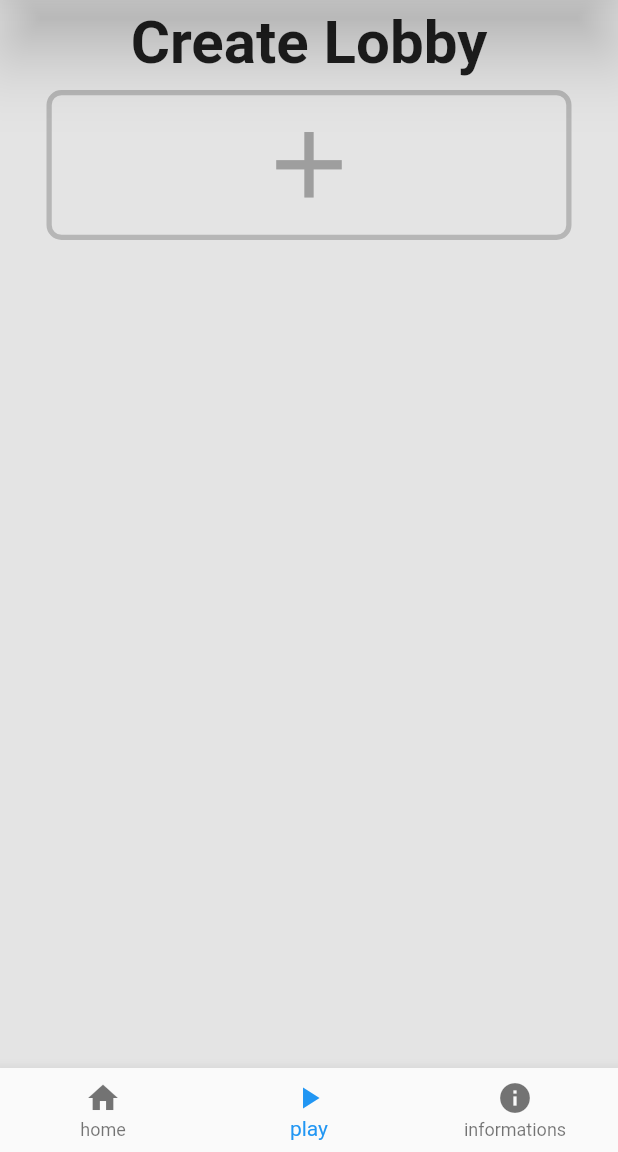
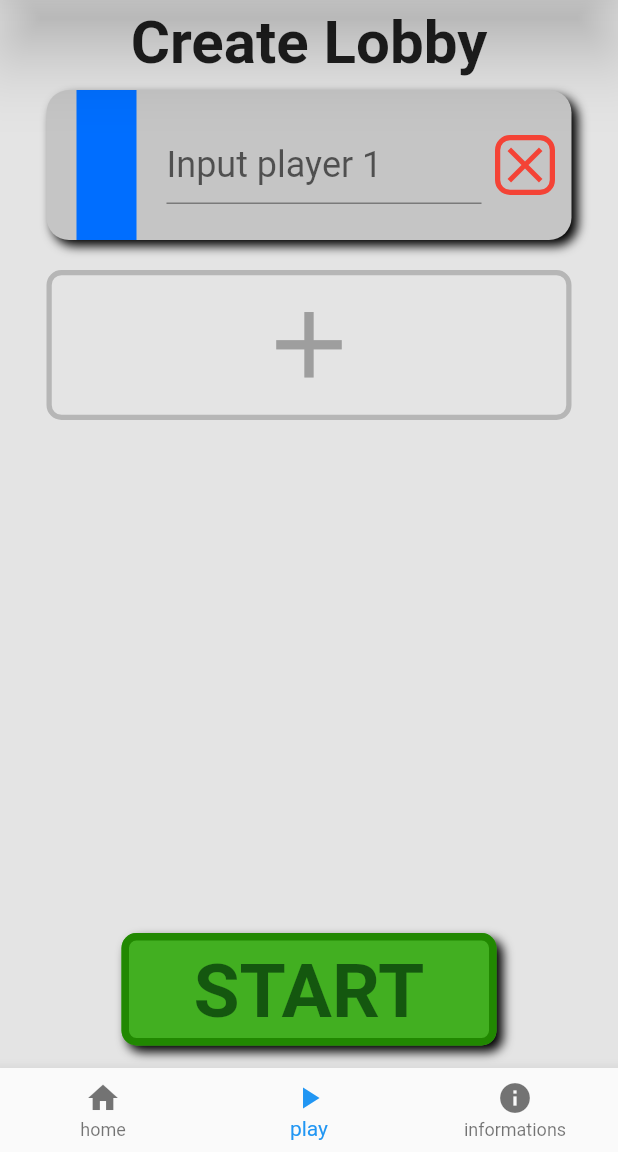
Before and after one commit to karas3/Flutter-Imposter-game, a Flutter app: the screen it shows after launch, on a phone screen of 412 x 824 dp, the part 84-1236 px from its top. Run offline on Flutter 3.47's test engine with Material 3 defaults, Android fonts, the phone set to English and light mode, and no system bars.

Commit message:
Added start button

```diff
--- a/lib/main.dart
+++ b/lib/main.dart
@@ -41,33 +41,40 @@ class _MyAppState extends State<MyApp> {
             LobbyHeader(),
 
 //==================================    List of players   ==================================
-            Flexible(
+            Flexible(   //Fixes overflow of list
               child: ListView.builder(
-                shrinkWrap: true,             // makes list not take entire page height
-                itemCount: lobby.getPlayerListLenght(),
+                itemCount: lobby.getPlayerListLenght() + 1,
                 itemBuilder: (_, index) {
-                  final player = lobby.getPlayer(index);
+
+                  if(index < lobby.getPlayerListLenght()) {   // player Input Tile
+                    final player = lobby.getPlayer(index);  //get Player object from list of Player objects
                     return LobbyPlayerInputTile(
                       controller: player.getController(),
                       id: index,                          //id for later removal
-                    removeCallbackFunction: (int id) {
+                      removeCallbackFunction: (int id) {  //callback to rebuild the scene and delete one of input tiles
                         setState(() {
                           lobby.removePlayer(id);
                         });
                       },
                     );
+                  }
+
+                  else {  // Gray button at bottom
+                    return Center(  // Fixes button infinite width
+                      child: AddPlayerButton (
+                        addPlayercallback: () {   // callback to rebuild scene and create new input tile
+                          setState(() {
+                            lobby.addPlayer();
+                          });
+                        }
+                      ),
+                    );
+                  }
                 },
               ),
             ),
 
-
-            AddPlayerButton(
-              addPlayercallback: () {   // callback to rebuild scene and create new input tile
-                setState(() {
-                  lobby.addPlayer();
-                });
-              }  // END of callback function
-            ),   // gray button at bottom of page
+            StartButton(),
           ],
         ),
 
--- a/lib/src/lobby.dart
+++ b/lib/src/lobby.dart
@@ -9,7 +9,7 @@ class Player {
 }
 
 class Lobby{
-  List<Player> _playerList = [];
+  List<Player> _playerList = [new Player()];
 
   void addPlayer() {                //adds empty player input tile
     _playerList.add(new Player());
--- a/lib/src/lobbyUI.dart
+++ b/lib/src/lobbyUI.dart
@@ -46,7 +46,7 @@ class LobbyPlayerInputTileState extends State<LobbyPlayerInputTile> {
               boxShadow: [
                 BoxShadow(
                   color: const Color.fromARGB(255, 0, 0, 0),
-                  offset: Offset(3, 3),
+                  offset: Offset(4, 4),
                   blurRadius: 5,
                   spreadRadius: 0,
                 )
@@ -112,7 +112,7 @@ class LobbyPlayerInputTileState extends State<LobbyPlayerInputTile> {
 
 
 
-
+//==================================    Add player button (grey transparent one)   ==================================
 class AddPlayerButton extends StatelessWidget {
   final Function addPlayercallback;
   const AddPlayerButton({required this.addPlayercallback});
@@ -139,3 +139,47 @@ class AddPlayerButton extends StatelessWidget {
     );
   }
 }
+
+//==================================    Start button (Green at bottom of page)   ==================================
+class StartButton extends StatelessWidget {
+  @override
+  Widget build(BuildContext context) {
+    return Container(
+      margin: EdgeInsets.only(bottom: 15),  // move button a little bit from bottom of page
+      decoration: BoxDecoration(
+        borderRadius: BorderRadius.circular(10),
+        boxShadow: [
+          BoxShadow(
+            color: const Color.fromARGB(255, 0, 0, 0),
+            offset: Offset(4, 4),
+            blurRadius: 5,
+            spreadRadius: 0,
+          )
+        ],
+      ),
+
+      child: FilledButton(
+        onPressed: () {
+
+        },
+        style: ButtonStyle(
+          fixedSize: WidgetStatePropertyAll(const Size(250, 75)),
+          backgroundColor: WidgetStatePropertyAll(const Color.fromARGB(255, 66, 175, 33)),
+          shape: WidgetStatePropertyAll(RoundedRectangleBorder(borderRadius: BorderRadius.circular(10.0))),
+          side: WidgetStatePropertyAll(BorderSide(                                                                // set border width and color
+            width: 5,
+            color: Color.fromARGB(255, 33, 136, 1),
+            )),
+        ),
+        child: Container(
+          margin: EdgeInsets.only(top: 4), // Centers text
+          child: Text(
+            "START",
+            style: TextStyle(fontSize: 50, fontWeight: FontWeight.bold, color: Color.fromARGB(179, 1, 49, 8)),
+            textAlign: TextAlign.center,
+          ),
+        )
+      ),
+    );
+  }
+}
```
Lines whose indentation alone changed are shown as unchanged.
